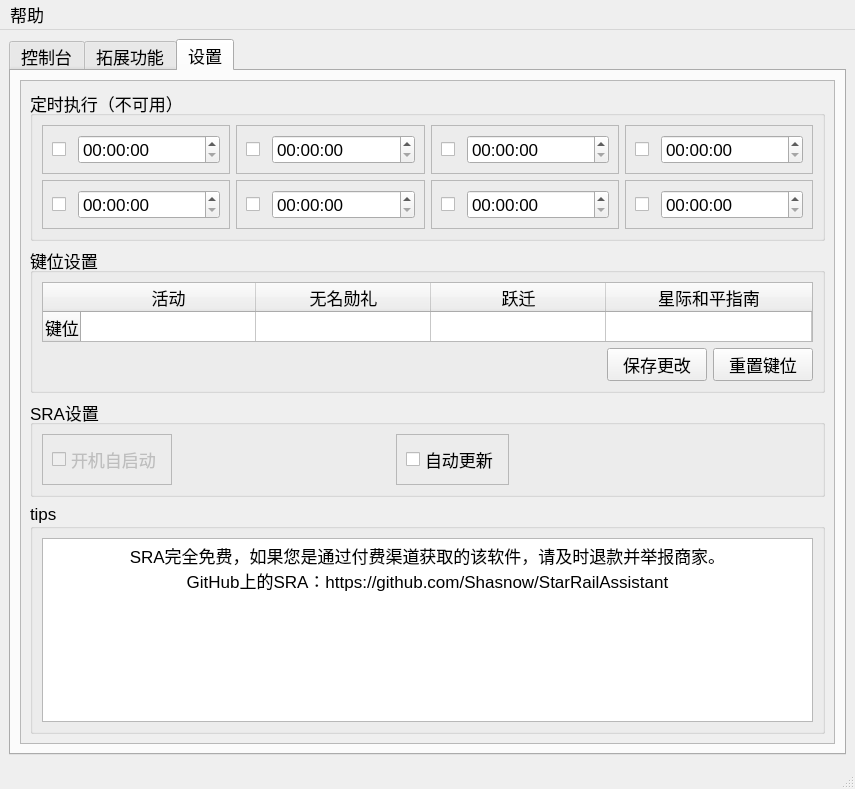
First picture: the form in res/ui/main.ui, repository Shasnow/StarRailAssistant, before the edit.
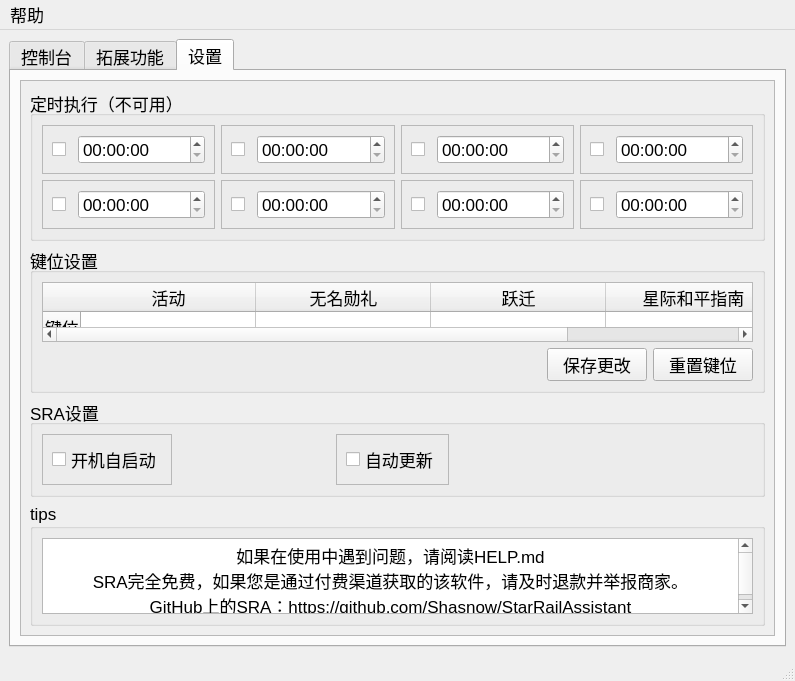
Second picture: the form after the edit. The open tabs and pages were chosen to show the change.

The edit to the form file:
```diff
--- a/res/ui/main.ui
+++ b/res/ui/main.ui
@@ -6,8 +6,8 @@
    <rect>
     <x>0</x>
     <y>0</y>
-    <width>855</width>
-    <height>789</height>
+    <width>795</width>
+    <height>681</height>
    </rect>
   </property>
   <property name="font">
@@ -783,8 +783,8 @@
             <rect>
              <x>0</x>
              <y>0</y>
-             <width>811</width>
-             <height>658</height>
+             <width>751</width>
+             <height>550</height>
             </rect>
            </property>
            <layout class="QVBoxLayout" name="verticalLayout">
@@ -1289,7 +1289,7 @@
                   <item>
                    <widget class="QCheckBox" name="checkBox_ifselfstart">
                     <property name="enabled">
-                     <bool>false</bool>
+                     <bool>true</bool>
                     </property>
                     <property name="text">
                      <string>开机自启动</string>
@@ -1366,6 +1366,7 @@
 li.unchecked::marker { content: &quot;\2610&quot;; }
 li.checked::marker { content: &quot;\2612&quot;; }
 &lt;/style&gt;&lt;/head&gt;&lt;body style=&quot; font-family:'Microsoft YaHei UI'; font-size:13pt; font-weight:400; font-style:normal;&quot;&gt;
+&lt;p align=&quot;center&quot; style=&quot; margin-top:0px; margin-bottom:0px; margin-left:0px; margin-right:0px; -qt-block-indent:0; text-indent:0px;&quot;&gt;如果在使用中遇到问题，请阅读HELP.md&lt;/p&gt;
 &lt;p align=&quot;center&quot; style=&quot; margin-top:0px; margin-bottom:0px; margin-left:0px; margin-right:0px; -qt-block-indent:0; text-indent:0px;&quot;&gt;SRA完全免费，如果您是通过付费渠道获取的该软件，请及时退款并举报商家。&lt;/p&gt;
 &lt;p align=&quot;center&quot; style=&quot; margin-top:0px; margin-bottom:0px; margin-left:0px; margin-right:0px; -qt-block-indent:0; text-indent:0px;&quot;&gt;GitHub上的SRA：https://github.com/Shasnow/StarRailAssistant&lt;/p&gt;&lt;/body&gt;&lt;/html&gt;</string>
                  </property>
@@ -1389,7 +1390,7 @@
     <rect>
      <x>0</x>
      <y>0</y>
-     <width>855</width>
+     <width>795</width>
      <height>33</height>
     </rect>
    </property>
```
Left out of the diff: 6 changed lines with no effect on the pictures.
